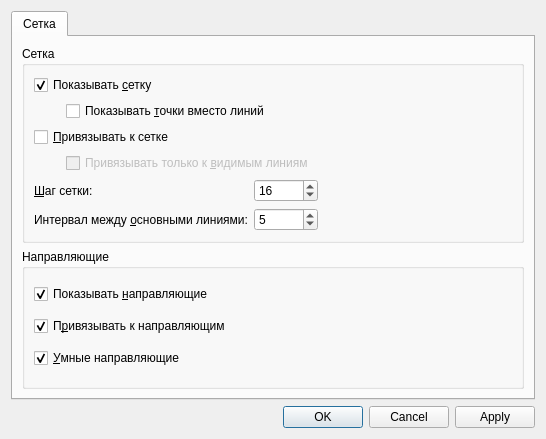
Above: ui/options_dialog.ui from ermachkov/GUI-Creator before the change. Below: the same form after it.
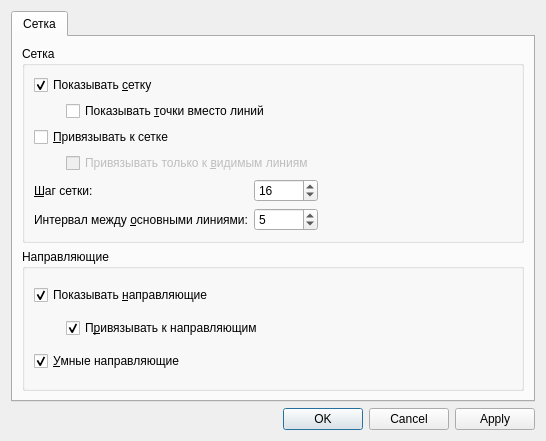
That is the form after the change.

Diff of the .ui file:
```diff
--- a/ui/options_dialog.ui
+++ b/ui/options_dialog.ui
@@ -7,7 +7,7 @@
     <x>0</x>
     <y>0</y>
     <width>546</width>
-    <height>439</height>
+    <height>441</height>
    </rect>
   </property>
   <property name="windowTitle">
@@ -206,6 +206,24 @@
            </widget>
           </item>
           <item>
+           <layout class="QHBoxLayout" name="mSnapToGuidesLayout">
+            <item>
+             <spacer name="mSnapToGuidesSpacer">
+              <property name="orientation">
+               <enum>Qt::Horizontal</enum>
+              </property>
+              <property name="sizeType">
+               <enum>QSizePolicy::Fixed</enum>
+              </property>
+              <property name="sizeHint" stdset="0">
+               <size>
+                <width>32</width>
+                <height>20</height>
+               </size>
+              </property>
+             </spacer>
+            </item>
+            <item>
            <widget class="QCheckBox" name="mSnapToGuidesCheckBox">
             <property name="text">
              <string>П&amp;ривязывать к направляющим</string>
@@ -215,6 +233,8 @@
             </property>
            </widget>
           </item>
+           </layout>
+          </item>
           <item>
            <widget class="QCheckBox" name="mEnableSmartGuidesCheckBox">
             <property name="text">
```
Left out of the diff: 16 changed lines with no effect on the pictures. Lines whose indentation alone changed are shown as unchanged.
